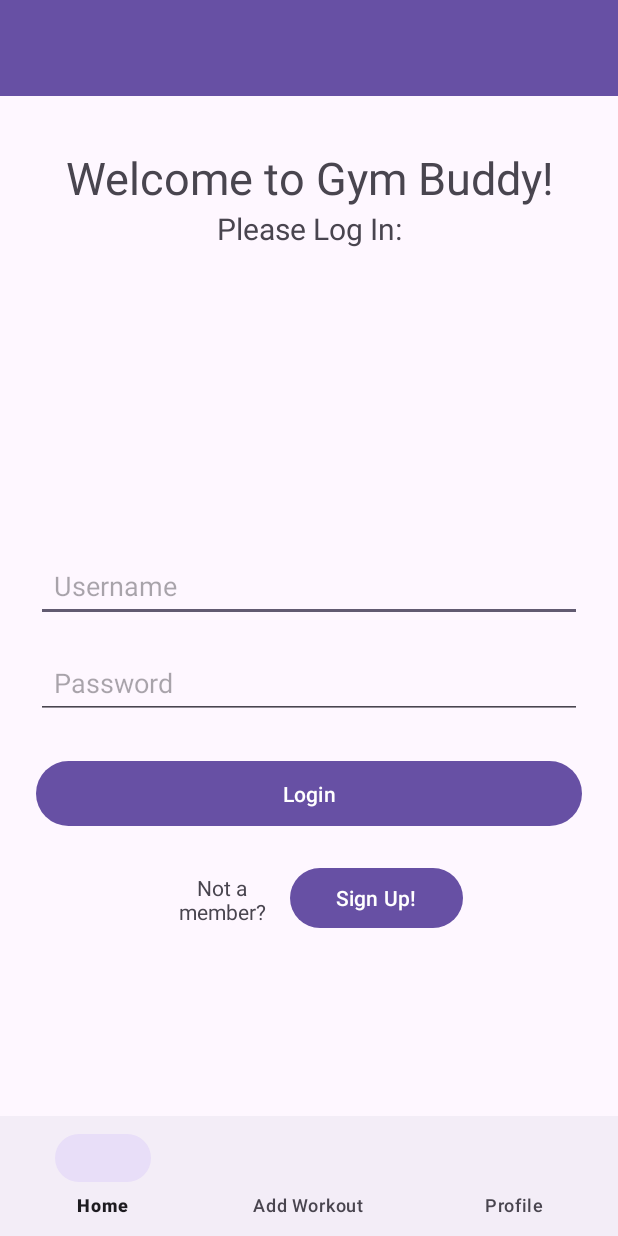
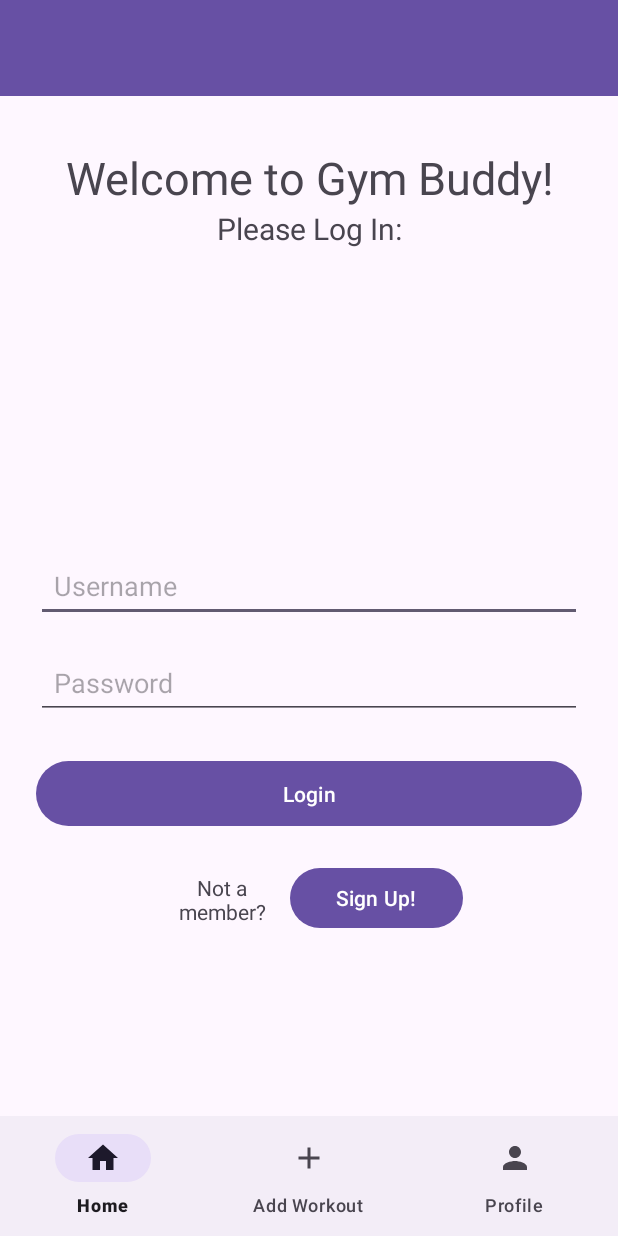
Before and after one commit to NoahPetersen38/CS407-Final-GymBuddy, an Android app: the screen it shows after launch (MainActivity), on a phone screen of 412 x 824 dp. Run offline under Robolectric (Android 15) with nearby library versions, the phone set to English and light mode, and no system bars; our stand-ins replace navigation-ui.

Commit message:
add pictures to navbar

```diff
--- /dev/null
+++ b/app/src/main/res/drawable/add_workout.xml
@@ -0,0 +1,5 @@
+<vector xmlns:android="http://schemas.android.com/apk/res/android" android:height="24dp" android:tint="#000000" android:viewportHeight="24" android:viewportWidth="24" android:width="24dp">
+
+    <path android:fillColor="@android:color/white" android:pathData="M19,13h-6v6h-2v-6H5v-2h6V5h2v6h6v2z"/>
+
+</vector>
--- /dev/null
+++ b/app/src/main/res/drawable/home_icon.xml
@@ -0,0 +1,5 @@
+<vector xmlns:android="http://schemas.android.com/apk/res/android" android:height="24dp" android:tint="#000000" android:viewportHeight="24" android:viewportWidth="24" android:width="24dp">
+
+    <path android:fillColor="@android:color/white" android:pathData="M10,20v-6h4v6h5v-8h3L12,3 2,12h3v8z"/>
+
+</vector>
--- /dev/null
+++ b/app/src/main/res/drawable/profile_icon.xml
@@ -0,0 +1,5 @@
+<vector xmlns:android="http://schemas.android.com/apk/res/android" android:height="24dp" android:tint="#000000" android:viewportHeight="24" android:viewportWidth="24" android:width="24dp">
+
+    <path android:fillColor="@android:color/white" android:pathData="M12,12c2.21,0 4,-1.79 4,-4s-1.79,-4 -4,-4 -4,1.79 -4,4 1.79,4 4,4zM12,14c-2.67,0 -8,1.34 -8,4v2h16v-2c0,-2.66 -5.33,-4 -8,-4z"/>
+
+</vector>
--- a/app/src/main/res/menu/bottom_nav_menu.xml
+++ b/app/src/main/res/menu/bottom_nav_menu.xml
@@ -2,11 +2,14 @@
 <menu xmlns:android="http://schemas.android.com/apk/res/android">
     <item
         android:id="@+id/navigation_home"
-        android:title="Home" />
+        android:title="Home"
+        android:icon="@drawable/home_icon"/>
     <item
         android:id="@+id/navigation_add_workout"
-        android:title="Add Workout" />
+        android:title="Add Workout"
+        android:icon="@drawable/add_workout"/>
     <item
         android:id="@+id/navigation_profile"
-        android:title="Profile" />
+        android:title="Profile"
+        android:icon="@drawable/profile_icon"/>
 </menu>
```
